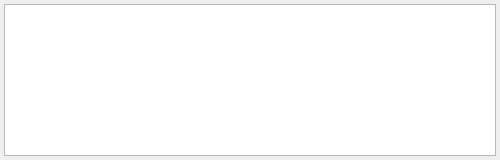
Above: Structure/Pages/Section_Mod_Statistics_Category.ui from Looking4Git/Starfield_LOH before the change. Below: the same form after it.
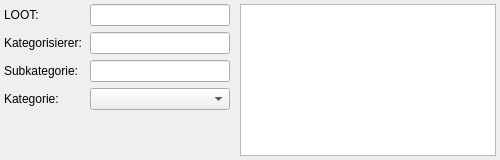
That is the form after the change.

Commit message: feat: LOOT-Kategorieintegration, dynamische Konfliktauswertung & flackerfreie Docking-Synchronisation

```diff
--- a/Structure/Pages/Section_Mod_Statistics_Category.ui
+++ b/Structure/Pages/Section_Mod_Statistics_Category.ui
@@ -10,9 +10,9 @@
     <height>160</height>
    </rect>
   </property>
-  <layout class="QVBoxLayout" name="main_layout">
+  <layout class="QHBoxLayout" name="main_layout">
    <property name="spacing">
-    <number>6</number>
+    <number>10</number>
    </property>
    <property name="leftMargin">
     <number>4</number>
@@ -26,6 +26,68 @@
    <property name="bottomMargin">
     <number>4</number>
    </property>
+   <item>
+    <layout class="QFormLayout" name="form_layout_left">
+     <property name="horizontalSpacing">
+      <number>8</number>
+     </property>
+     <property name="verticalSpacing">
+      <number>6</number>
+     </property>
+     <item row="0" column="0">
+      <widget class="QLabel" name="lbl_loot">
+       <property name="text">
+        <string>LOOT:</string>
+       </property>
+      </widget>
+     </item>
+     <item row="0" column="1">
+      <widget class="QLineEdit" name="inp_loot">
+       <property name="readOnly">
+        <bool>true</bool>
+       </property>
+      </widget>
+     </item>
+     <item row="1" column="0">
+      <widget class="QLabel" name="lbl_classifier">
+       <property name="text">
+        <string>Kategorisierer:</string>
+       </property>
+      </widget>
+     </item>
+     <item row="1" column="1">
+      <widget class="QLineEdit" name="inp_classifier">
+       <property name="readOnly">
+        <bool>true</bool>
+       </property>
+      </widget>
+     </item>
+     <item row="2" column="0">
+      <widget class="QLabel" name="lbl_sub">
+       <property name="text">
+        <string>Subkategorie:</string>
+       </property>
+      </widget>
+     </item>
+     <item row="2" column="1">
+      <widget class="QLineEdit" name="inp_sub">
+       <property name="readOnly">
+        <bool>true</bool>
+       </property>
+      </widget>
+     </item>
+     <item row="3" column="0">
+      <widget class="QLabel" name="lbl_category">
+       <property name="text">
+        <string>Kategorie:</string>
+       </property>
+      </widget>
+     </item>
+     <item row="3" column="1">
+      <widget class="QComboBox" name="cmb_category"/>
+     </item>
+    </layout>
+   </item>
    <item>
     <widget class="QTreeView" name="tree_categories_creations">
      <property name="sizePolicy">
```
The commit also changes 15 other files.
